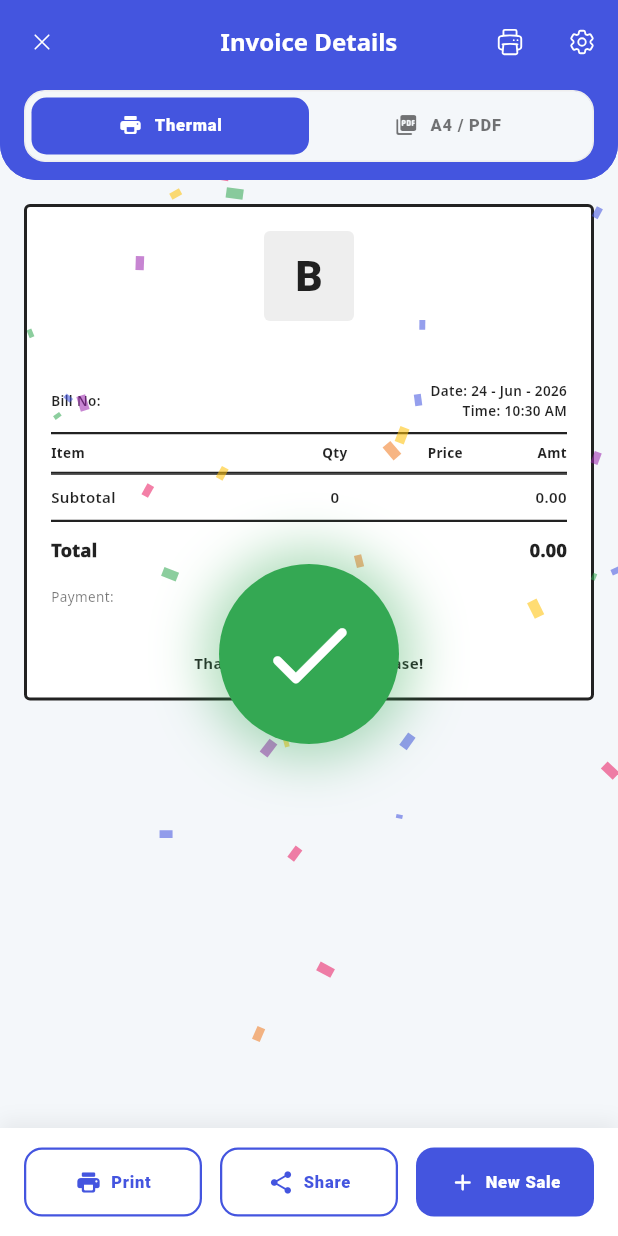
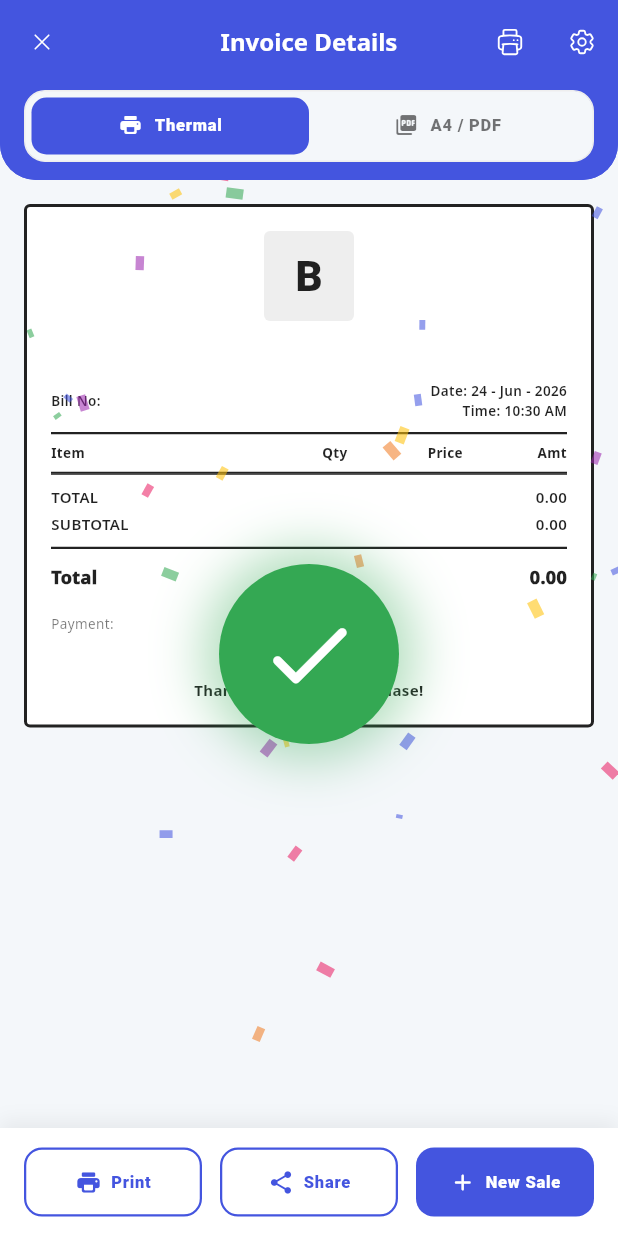
Before and after one commit to MAXmybill/MAXmybill-App, a Flutter app: the InvoicePage screen opened directly with empty values, on a phone screen of 412 x 824 dp. Run offline on Flutter 3.47's test engine with Material 3 defaults, Android fonts, the phone set to English and light mode, and no system bars; our stand-ins replace cloud_firestore, connectivity_plus, file_picker, firebase_auth, firebase_core, firebase_messaging and 17 more; missing offline and left inert: excel, firebase_app_check, in_app_update, mobile_scanner, razorpay_flutter; accounts and stored records are empty; Roboto replaces fonts that are missing (MiSans); project files that could hold a hidden picture were left out.

Commit message:
feat: implement sales interface with real-time stock synchronization and modular product management

```diff
--- a/lib/Sales/Invoice.dart
+++ b/lib/Sales/Invoice.dart
@@ -134,6 +134,35 @@ class InvoicePage extends StatefulWidget {
 class _InvoicePageState extends State<InvoicePage> with TickerProviderStateMixin {
   bool _isLoading = true;
   String? _storeId;
+
+  double get _subtotalWithTax {
+    double total = 0.0;
+    for (var item in widget.items) {
+      final qty = item['quantity'] ?? 1;
+      final price = (item['price'] ?? 0.0).toDouble();
+      final taxAmt = (item['taxAmount'] ?? 0.0).toDouble();
+      final taxType = item['taxType'] as String?;
+      final baseTotal = price * (qty is num ? qty.toDouble() : 1.0);
+      if (taxType == 'Tax Included in Price' || taxType == 'Price includes Tax') {
+        total += baseTotal;
+      } else if (taxType != null) {
+        total += baseTotal + taxAmt;
+      } else {
+        total += (item['total'] ?? baseTotal).toDouble();
+      }
+    }
+    return total;
+  }
+
+  double get _totalTaxAmount {
+    double total = 0.0;
+    if (widget.taxes != null) {
+      for (var tax in widget.taxes!) {
+        total += (tax['amount'] ?? 0.0).toDouble();
+      }
+    }
+    return total;
+  }
 
   // Celebration animation
   late AnimationController _celebrationController;
@@ -1658,11 +1687,13 @@ class _InvoicePageState extends State<InvoicePage> with TickerProviderStateMixin
                           ),
                           child: Column(
                             children: [
-                              _buildScaledTotalRow('Subtotal', '$currency${widget.subtotal.toStringAsFixed(2)}', fs),
+                              _buildScaledTotalRow('TOTAL', '$currency${_subtotalWithTax.toStringAsFixed(2)}', fs),
+                              _buildScaledTotalRow('SUBTOTAL', '$currency${widget.subtotal.toStringAsFixed(2)}', fs),
                               if (widget.discount > 0)
                                 _buildScaledTotalRow('Discount', '-$currency${widget.discount.toStringAsFixed(2)}', fs, isGreen: true),
                               if (_a4ShowTaxDetails && widget.taxes != null)
                                 ...widget.taxes!.map((tax) => _buildScaledTotalRow(tax['name'] ?? 'Tax', '$currency${(tax['amount'] ?? 0.0).toStringAsFixed(2)}', fs)),
+                              _buildScaledTotalRow('Total Tax', '$currency${_totalTaxAmount.toStringAsFixed(2)}', fs),
                               if (widget.deliveryCharge > 0)
                                 _buildScaledTotalRow('Delivery', '+$currency${widget.deliveryCharge.toStringAsFixed(2)}', fs),
                               Divider(height: sp(14), color: const Color(0xFFE5E7EB)),
@@ -2081,17 +2112,23 @@ class _InvoicePageState extends State<InvoicePage> with TickerProviderStateMixin
             Container(
               padding: const EdgeInsets.symmetric(vertical: 8),
               decoration: const BoxDecoration(border: Border(top: BorderSide(color: kBlack87, width: 1))),
-              child: Row(
+              child: Column(
                 children: [
-                  Expanded(flex: 5, child: Text('Subtotal', style: tStyle(size: 10, weight: FontWeight.w600))),
-                  SizedBox(
-                    width: 32,
-                    child: _thermalShowTotalItemQuantity
-                        ? Text('${totalQty.toInt()}', style: tStyle(size: 10, weight: FontWeight.w600), textAlign: TextAlign.center)
-                        : const SizedBox.shrink(),
+                  Row(
+                    mainAxisAlignment: MainAxisAlignment.spaceBetween,
+                    children: [
+                      Text('TOTAL', style: tStyle(size: 10, weight: FontWeight.w600)),
+                      Text('${_subtotalWithTax.toStringAsFixed(2)}', style: tStyle(size: 10, weight: FontWeight.w600), textAlign: TextAlign.right),
+                    ],
                   ),
-                  Expanded(flex: 2, child: const SizedBox.shrink()),
-                  Expanded(flex: 2, child: Text(widget.subtotal.toStringAsFixed(2), style: tStyle(size: 10, weight: FontWeight.w600), textAlign: TextAlign.right)),
+                  const SizedBox(height: 4),
+                  Row(
+                    mainAxisAlignment: MainAxisAlignment.spaceBetween,
+                    children: [
+                      Text('SUBTOTAL', style: tStyle(size: 10, weight: FontWeight.w600)),
+                      Text('${widget.subtotal.toStringAsFixed(2)}', style: tStyle(size: 10, weight: FontWeight.w600), textAlign: TextAlign.right),
+                    ],
+                  ),
                 ],
               ),
             ),
@@ -2108,6 +2145,8 @@ class _InvoicePageState extends State<InvoicePage> with TickerProviderStateMixin
                       tax['name'] ?? 'Tax',
                       (tax['amount'] ?? 0.0).toDouble(),
                     )),
+                    const SizedBox(height: 4),
+                    _buildTaxRow('Total Tax', _totalTaxAmount),
                   ],
                 ),
               ),
@@ -2646,7 +2685,8 @@ class _InvoicePageState extends State<InvoicePage> with TickerProviderStateMixin
       bytes.addAll(enc(dividerLine));
       bytes.add(lf);
       bytes.addAll([esc, 0x21, 0x08]);
-      bytes.addAll(enc(_formatTableRow('Subtotal', '$totalQty', '', widget.subtotal.toStringAsFixed(2), lineWidth)));
+      bytes.addAll(enc(_formatTableRow('TOTAL', '$totalQty', '', _subtotalWithTax.toStringAsFixed(2), lineWidth)));
+      bytes.addAll(enc(_formatTableRow('SUBTOTAL', '', '', widget.subtotal.toStringAsFixed(2), lineWidth)));
       bytes.addAll([esc, 0x21, 0x00]);
       bytes.add(lf);
 
@@ -2660,6 +2700,8 @@ class _InvoicePageState extends State<InvoicePage> with TickerProviderStateMixin
           bytes.addAll(enc(_formatTwoColumns(_toThermalSafe(taxName), taxAmount.toStringAsFixed(2), lineWidth)));
           bytes.add(lf);
         }
+        bytes.addAll(enc(_formatTwoColumns('Total Tax', _totalTaxAmount.toStringAsFixed(2), lineWidth)));
+        bytes.add(lf);
       }
 
       // Discount
@@ -3359,7 +3401,8 @@ class _InvoicePageState extends State<InvoicePage> with TickerProviderStateMixin
                       ),
                       child: pw.Column(
                         children: [
-                          _invoicePdfTotalRow('Subtotal', '$currency${widget.subtotal.toStringAsFixed(2)}', ttf, ttfBold),
+                          _invoicePdfTotalRow('TOTAL', '$currency${_subtotalWithTax.toStringAsFixed(2)}', ttf, ttfBold),
+                          _invoicePdfTotalRow('SUBTOTAL', '$currency${widget.subtotal.toStringAsFixed(2)}', ttf, ttfBold),
                           if (widget.discount > 0)
                             _invoicePdfTotalRow('Discount', '-$currency${widget.discount.toStringAsFixed(2)}', ttf, ttfBold, isDiscount: true),
                           if (widget.taxes != null && widget.taxes!.isNotEmpty)
@@ -3368,6 +3411,7 @@ class _InvoicePageState extends State<InvoicePage> with TickerProviderStateMixin
                               '$currency${(tax['amount'] ?? 0.0).toStringAsFixed(2)}',
                               ttf, ttfBold,
                             )),
+                          _invoicePdfTotalRow('Total Tax', '$currency${_totalTaxAmount.toStringAsFixed(2)}', ttf, ttfBold),
                           if (widget.deliveryCharge > 0)
                             _invoicePdfTotalRow('Delivery', '+$currency${widget.deliveryCharge.toStringAsFixed(2)}', ttf, ttfBold),
                           pw.Container(height: 1, color: PdfColors.grey300),
--- a/lib/Stocks/Products.dart
+++ b/lib/Stocks/Products.dart
@@ -10,6 +10,7 @@ import 'package:maxmybill/services/currency_service.dart';
 import 'package:maxmybill/Colors.dart';
 import 'package:intl/intl.dart';
 import 'package:heroicons/heroicons.dart';
+import 'package:maxmybill/services/local_stock_service.dart';
 
 class ProductsPage extends StatefulWidget {
   final String uid;
@@ -677,6 +678,7 @@ class _ProductsPageState extends State<ProductsPage> {
                 final val = double.tryParse(ctrl.text) ?? current;
                 if (val < 0) return;
                 await FirestoreService().updateDocument('Products', id, {'currentStock': val});
+                await LocalStockService().cacheStock(id, val);
                 Navigator.pop(context);
               },
               child: const Text('Save', style: TextStyle(color: kWhite, fontWeight: FontWeight.w800)),
```
Also changed, not shown: lib/Sales/saleall.dart (+83 -51 lines), lib/Stocks/AddProduct.dart (+8 -2 lines), lib/components/barcode_scanner.dart (+5 -2 lines), lib/services/local_stock_service.dart (+90 -18 lines), 2 other files.
